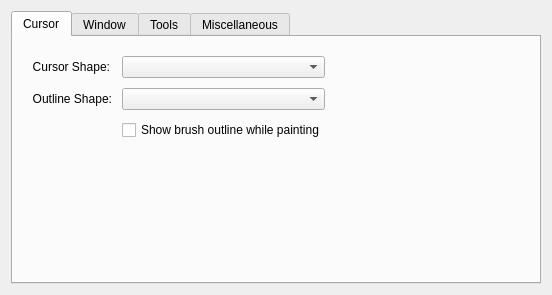
Before: the Qt Designer form libs/ui/forms/wdggeneralsettings.ui in KDE/krita, drawn with Qt 5.
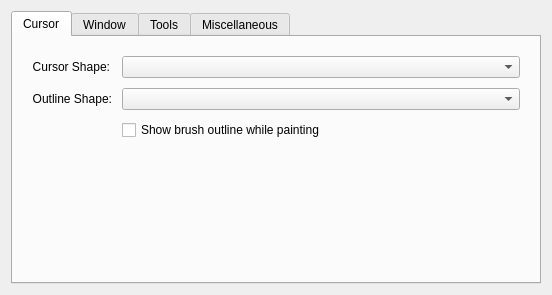
After: the same form once the commit is applied. Custom widgets are drawn as their Qt base class.

Commit message: Fixed cut off label in the general settings widget

Diff of the .ui file:
```diff
--- a/libs/ui/forms/wdggeneralsettings.ui
+++ b/libs/ui/forms/wdggeneralsettings.ui
@@ -11,7 +11,7 @@
    </rect>
   </property>
   <property name="sizePolicy">
-   <sizepolicy hsizetype="Fixed" vsizetype="Minimum">
+   <sizepolicy hsizetype="Preferred" vsizetype="Minimum">
     <horstretch>0</horstretch>
     <verstretch>0</verstretch>
    </sizepolicy>
@@ -97,7 +97,7 @@
          <item row="2" column="1">
           <widget class="QCheckBox" name="m_showOutlinePainting">
            <property name="sizePolicy">
-            <sizepolicy hsizetype="Fixed" vsizetype="Fixed">
+            <sizepolicy hsizetype="Minimum" vsizetype="Fixed">
              <horstretch>0</horstretch>
              <verstretch>0</verstretch>
             </sizepolicy>
@@ -115,19 +115,6 @@
          </item>
         </layout>
        </item>
-       <item row="1" column="1">
-        <spacer name="horizontalSpacer_5">
-         <property name="orientation">
-          <enum>Qt::Horizontal</enum>
-         </property>
-         <property name="sizeHint" stdset="0">
-          <size>
-           <width>40</width>
-           <height>20</height>
-          </size>
-         </property>
-        </spacer>
-       </item>
        <item row="2" column="0">
         <spacer name="verticalSpacer_3">
          <property name="orientation">
```
